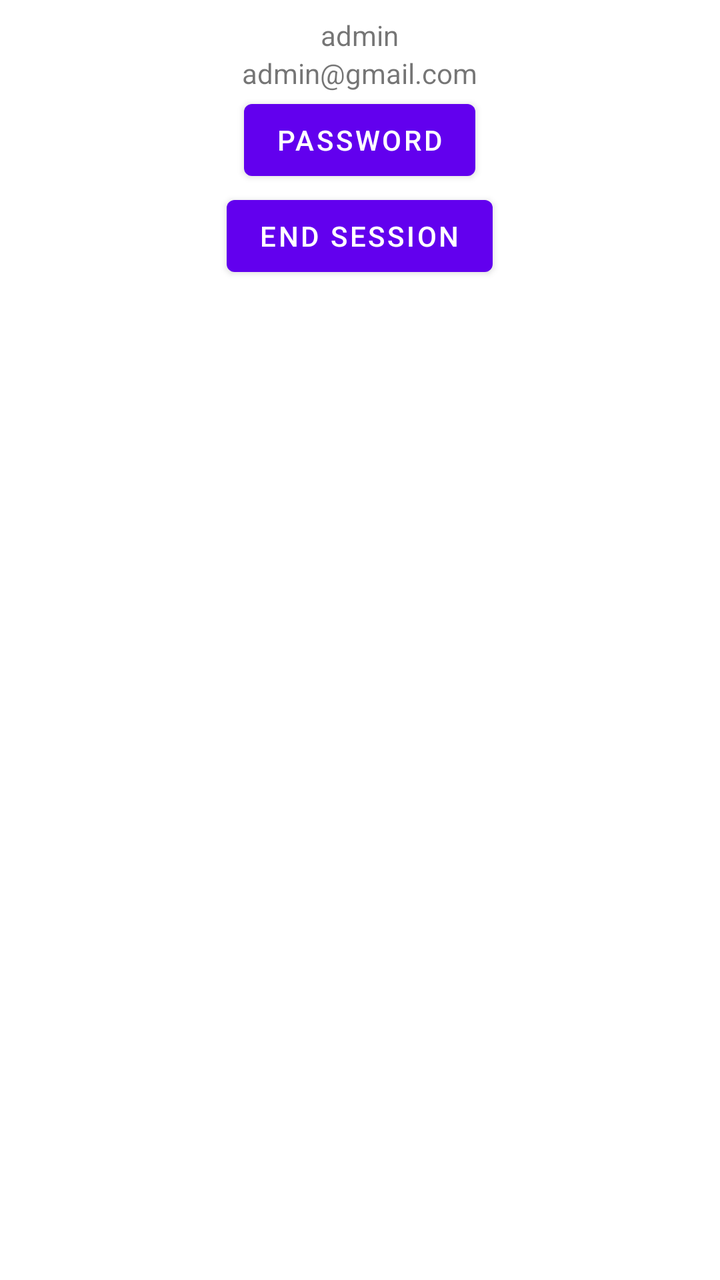
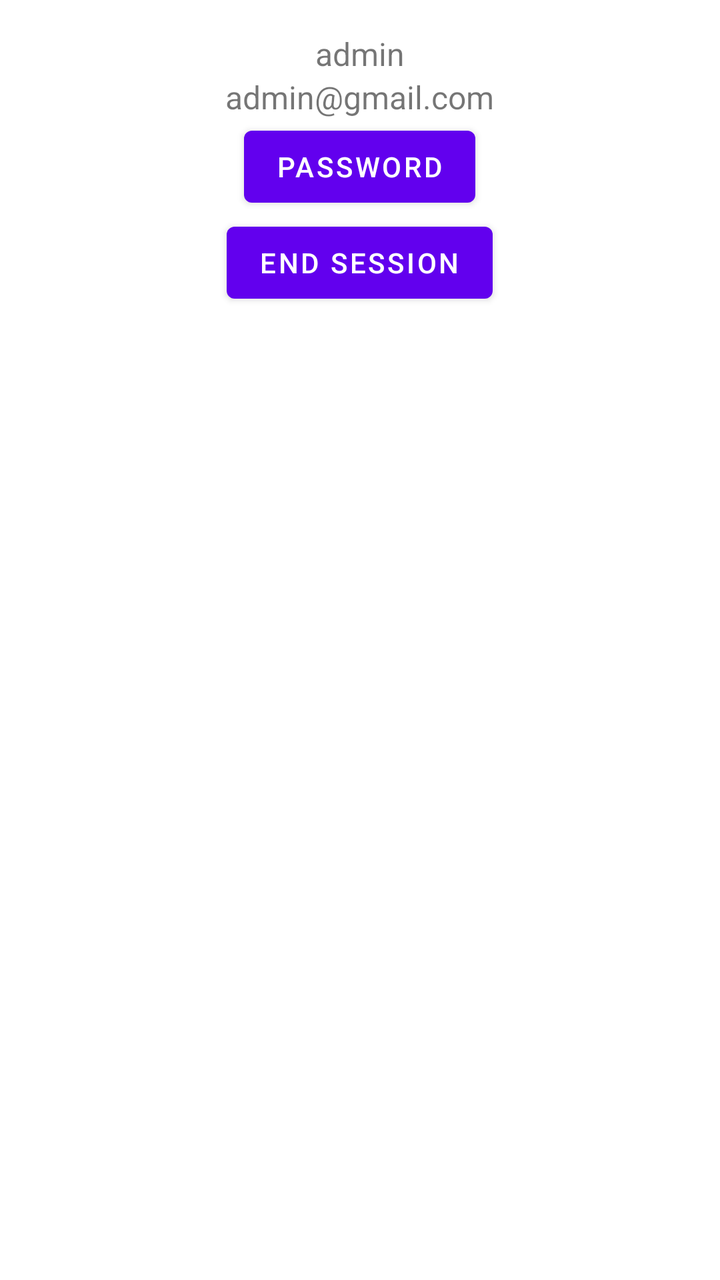

Two renders of the same Android screen: before a commit and after it. Below are the layout's source before the change and the commit's diff.
<!-- AndroidManifest.xml: application theme Theme.EventsApp -->
<!-- res/layout/activity_profile.xml -->
<?xml version="1.0" encoding="utf-8"?>
<LinearLayout xmlns:android="http://schemas.android.com/apk/res/android"
    xmlns:app="http://schemas.android.com/apk/res-auto"
    xmlns:tools="http://schemas.android.com/tools"
    android:layout_width="match_parent"
    android:layout_height="match_parent"
    android:orientation="vertical"
    tools:context=".ProfileActivity"
    android:id="@+id/profile">

    <TextView
        android:id="@+id/textUser"
        android:layout_width="wrap_content"
        android:layout_height="wrap_content"
        android:layout_gravity="center"
        android:text="@string/admin"
        android:paddingTop="8dp"
        />
    <TextView
        android:id="@+id/textEmail"
        android:layout_width="wrap_content"
        android:layout_height="wrap_content"
        android:layout_gravity="center"
        android:text="@string/admin_gmail_com"
        />
    <Button
        android:id="@+id/btnPassProfile"
        android:layout_width="wrap_content"
        android:layout_height="wrap_content"
        android:text="@string/password"
        android:layout_gravity="center"
        />
    <Button
        android:id="@+id/btnEndSessionProfile"
        android:layout_width="wrap_content"
        android:layout_height="wrap_content"
        android:text="@string/end_session"
        android:layout_gravity="center"
        />

</LinearLayout>
<!-- resources referenced by this layout -->
<resources>
  <string name="admin">admin</string>
  <string name="admin_gmail_com">admin@gmail.com</string>
  <string name="end_session">end session</string>
  <string name="password">Password</string>
  <style name="Theme.EventsApp" parent="Theme.MaterialComponents.DayNight.DarkActionBar">
          
          <item name="colorPrimary">@color/purple_500</item>
          <item name="colorPrimaryVariant">@color/purple_700</item>
          <item name="colorOnPrimary">@color/white</item>
          
          <item name="colorSecondary">@color/teal_200</item>
          <item name="colorSecondaryVariant">@color/teal_700</item>
          <item name="colorOnSecondary">@color/black</item>
          
          <item name="android:statusBarColor">?attr/colorPrimaryVariant</item>
          
      </style>
  <color name="purple_500">#FF6200EE</color>
  <color name="purple_700">#FF3700B3</color>
  <color name="white">#FFFFFFFF</color>
  <color name="teal_200">#FF03DAC5</color>
  <color name="teal_700">#FF018786</color>
  <color name="black">#FF000000</color>
</resources>

<!-- the commit's change to res/layout/activity_profile.xml (unified diff, before → after) -->
@@ -14,7 +14,8 @@
         android:layout_height="wrap_content"
         android:layout_gravity="center"
         android:text="@string/admin"
-        android:paddingTop="8dp"
+        android:paddingTop="16dp"
+        android:textSize="16sp"
         />
     <TextView
         android:id="@+id/textEmail"
@@ -22,6 +23,7 @@
         android:layout_height="wrap_content"
         android:layout_gravity="center"
         android:text="@string/admin_gmail_com"
+        android:textSize="16sp"
         />
     <Button
         android:id="@+id/btnPassProfile"
